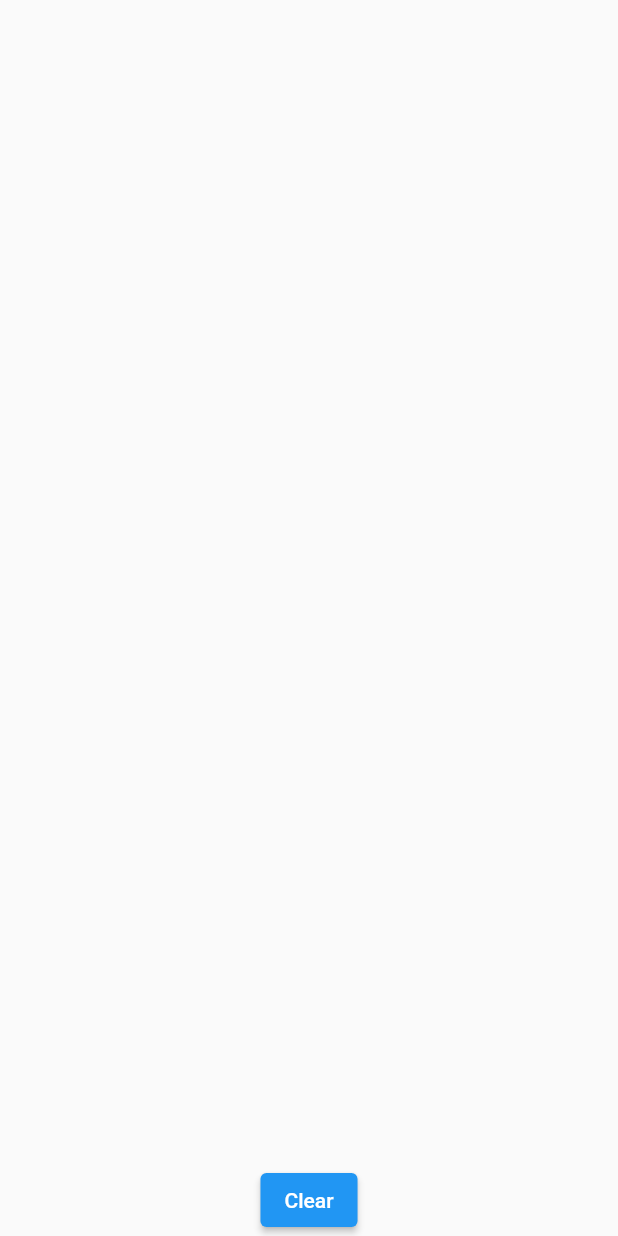
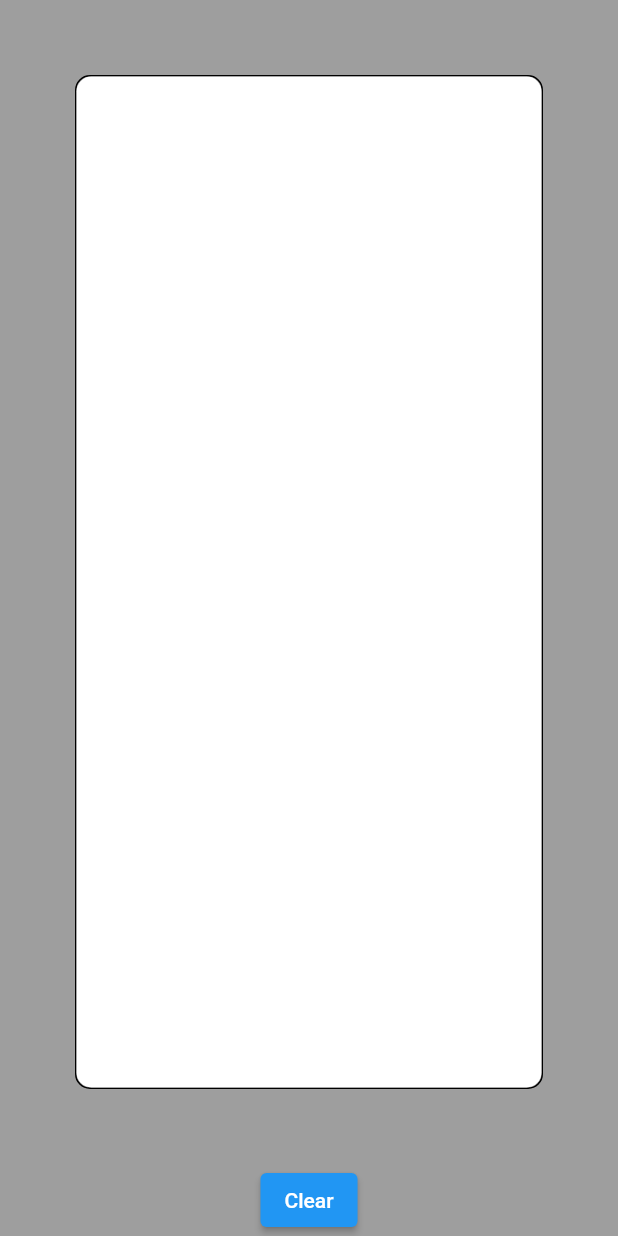
Before and after one commit to halilyaman/draw_guess, a Flutter app: the screen it shows after launch, on a phone screen of 412 x 824 dp. Run offline on Flutter 3.47's test engine with Material 2 defaults, Android fonts, the phone set to English and light mode, and no system bars; our stand-ins replace flutter_hooks, freezed_annotation, hooks_riverpod.

Commit message:
Add color property to lines. Also some update on UI.

```diff
--- a/lib/canvas/domain/line.dart
+++ b/lib/canvas/domain/line.dart
@@ -1,3 +1,5 @@
+// ignore_for_file: invalid_annotation_target
+
 import 'package:draw_guess/core/core.dart';
 
 part 'line.freezed.dart';
@@ -8,6 +10,8 @@ class Line with _$Line{
   @JsonSerializable(explicitToJson: true)
   const factory Line({
     required List<Point> points,
+    // value of a color. Ex: Colors.green.value
+    required int color,
   }) = _Line;
 
   factory Line.fromJson(Map<String, dynamic> json) => _$LineFromJson(json);
--- a/lib/canvas/presentation/drawing_board.dart
+++ b/lib/canvas/presentation/drawing_board.dart
@@ -6,18 +6,16 @@ import 'package:draw_guess/core/core.dart';
 class DrawingBoard extends HookConsumerWidget {
   const DrawingBoard({Key? key}) : super(key: key);
 
-  static const _emptyLine = Line(points: []);
-
   @override
   Widget build(BuildContext context, WidgetRef ref) {
+    final emptyLine = Line(points: [], color: Colors.green.value);
     final drawingBoardNotifier = ref.watch(
       drawingBoardNotifierProvider.notifier,
     );
-    final currentLine = useRef<Line>(_emptyLine);
+    final currentLine = useRef<Line>(emptyLine);
 
-    void draw(details) {
-      // ignore: avoid_dynamic_calls
-      final pos = details.globalPosition as Offset;
+    void draw(DragUpdateDetails details) {
+      final pos = details.localPosition;
       final newPoint = Point(x: pos.dx, y: pos.dy);
       currentLine.value = currentLine.value.copyWith(
         points: [...currentLine.value.points, newPoint],
@@ -27,14 +25,14 @@ class DrawingBoard extends HookConsumerWidget {
 
     void endDraw(_) {
       if (currentLine.value.points.length == 1) {
-        currentLine.value = _emptyLine;
+        currentLine.value = emptyLine;
       }
       drawingBoardNotifier.endDrawing(currentLine.value);
-      currentLine.value = _emptyLine;
+      currentLine.value = emptyLine;
     }
 
-    return GestureDetector(
-      onPanDown: draw,
+    return ClipRect(
+      child: GestureDetector(
         onPanUpdate: draw,
         onPanEnd: endDraw,
         child: Consumer(
@@ -43,35 +41,37 @@ class DrawingBoard extends HookConsumerWidget {
             return drawingBoardState.when(
               waiting: (lines) => CustomPaint(
                 size: Size.infinite,
-              painter: DrawingBoardPainter(lines),
+                painter: _DrawingBoardPainter(lines),
               ),
               drawing: (oldLines, newLine) => CustomPaint(
                 size: Size.infinite,
-              painter: DrawingBoardPainter([...oldLines, newLine]),
+                painter: _DrawingBoardPainter([...oldLines, newLine]),
               ),
             );
-        }
+          },
+        ),
       ),
     );
   }
 }
 
-class DrawingBoardPainter extends CustomPainter {
-  DrawingBoardPainter(this.lines);
+class _DrawingBoardPainter extends CustomPainter {
+  _DrawingBoardPainter(this.lines);
 
   final List<Line> lines;
 
   @override
   void paint(Canvas canvas, Size size) {
-    final paint = Paint()..strokeWidth = 2.0;
+    canvas.drawColor(AppColors.white, BlendMode.src);
     for (final line in lines) {
+      final paint = Paint()
+        ..strokeWidth = 2.0
+        ..color = Color(line.color);
       final points = line.points.map((e) => Offset(e.x, e.y)).toList();
       canvas.drawPoints(PointMode.polygon, points, paint);
     }
   }
 
   @override
-  bool shouldRepaint(covariant DrawingBoardPainter oldDelegate) {
-    return true;
+  bool shouldRepaint(covariant _DrawingBoardPainter oldDelegate) => true;
 }
-}
--- a/lib/canvas/presentation/drawing_board_page.dart
+++ b/lib/canvas/presentation/drawing_board_page.dart
@@ -6,11 +6,20 @@ class DrawingBoardPage extends StatelessWidget {
 
   @override
   Widget build(BuildContext context) {
-    return Scaffold(
-      body: Center(
-        child: Column(
+    return SafeArea(
+      child: Scaffold(
+        backgroundColor: AppColors.grey,
+        body: Column(
           children: [
-            const Expanded(child: DrawingBoard()),
+            Expanded(
+              child: Padding(
+                padding: const AppPadding.all() * 5,
+                child: const BorderRadiusBox(
+                  force: true,
+                  child: DrawingBoard(),
+                ),
+              ),
+            ),
             Consumer(
               builder: (_, ref, __) => ElevatedButton(
                 onPressed: () {
--- a/lib/core/core.dart
+++ b/lib/core/core.dart
@@ -3,3 +3,8 @@ export 'package:draw_guess/core/presentation/app.dart';
 export 'package:flutter_hooks/flutter_hooks.dart';
 export 'package:freezed_annotation/freezed_annotation.dart';
 export 'package:hooks_riverpod/hooks_riverpod.dart';
+export 'package:draw_guess/core/presentation/app_padding.dart';
+export 'package:draw_guess/core/presentation/empty_height.dart';
+export 'package:draw_guess/core/presentation/empty_width.dart';
+export 'package:draw_guess/core/presentation/border_radius_box.dart';
+export 'package:draw_guess/core/presentation/app_colors.dart';
--- /dev/null
+++ b/lib/core/presentation/app_colors.dart
@@ -0,0 +1,8 @@
+import 'package:draw_guess/core/core.dart';
+
+class AppColors {
+  const AppColors._();
+
+  static const grey = Colors.grey;
+  static const white = Colors.white;
+}
--- /dev/null
+++ b/lib/core/presentation/app_padding.dart
@@ -0,0 +1,11 @@
+import 'package:draw_guess/core/core.dart';
+
+class AppPadding extends EdgeInsets {
+  const AppPadding.all() : super.all(10.0);
+  const AppPadding.vertical() : super.symmetric(vertical: 10.0);
+  const AppPadding.horizontal() : super.symmetric(horizontal: 10.0);
+  const AppPadding.bottom() : super.only(bottom: 10.0);
+  const AppPadding.top() : super.only(top: 10.0);
+  const AppPadding.left() : super.only(left: 10.0);
+  const AppPadding.right() : super.only(right: 10.0);
+}
--- /dev/null
+++ b/lib/core/presentation/border_radius_box.dart
@@ -0,0 +1,33 @@
+import 'package:draw_guess/core/core.dart';
+
+class BorderRadiusBox extends StatelessWidget {
+  const BorderRadiusBox({
+    Key? key,
+    required this.child,
+    this.force = false,
+  }) : super(key: key);
+
+  final Widget child;
+  final bool force;
+
+  @override
+  Widget build(BuildContext context) {
+    final borderRadius = BorderRadius.circular(10.0);
+    final padding = const AppPadding.all() / 10;
+    return DecoratedBox(
+      decoration: BoxDecoration(
+        border: Border.all(),
+        borderRadius: borderRadius,
+      ),
+      child: Padding(
+        padding: padding,
+        child: force
+            ? ClipRRect(
+                borderRadius: borderRadius,
+                child: child,
+              )
+            : child,
+      ),
+    );
+  }
+}
```
Also changed, not shown: lib/core/presentation/empty_height.dart (added, +31 -0 lines), lib/core/presentation/empty_width.dart (added, +31 -0 lines), lib/canvas/domain/line.freezed.dart, lib/canvas/domain/line.g.dart. Lines whose indentation alone changed are shown as unchanged.
